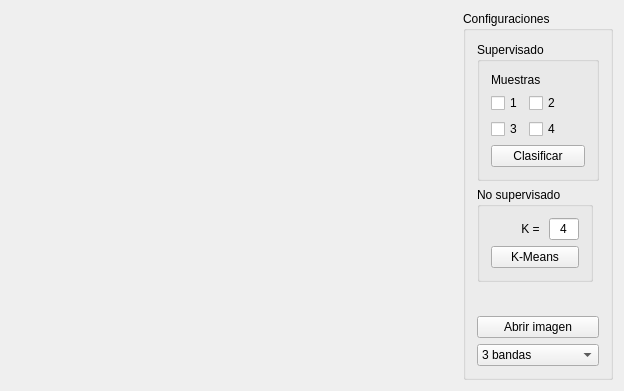
First picture: the form in principal.ui, repository cosimani/TeleVision, before the edit.
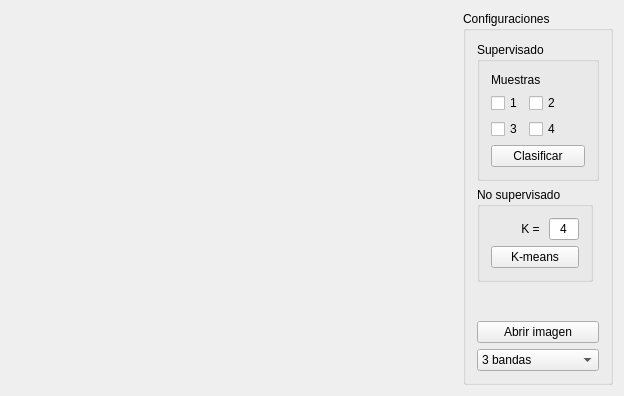
Second picture: the form after the edit. Custom widgets are drawn as their Qt base class.

Patch:
```diff
--- a/principal.ui
+++ b/principal.ui
@@ -7,7 +7,7 @@
     <x>0</x>
     <y>0</y>
     <width>624</width>
-    <height>391</height>
+    <height>396</height>
    </rect>
   </property>
   <property name="windowTitle">
@@ -106,7 +106,7 @@
          <item row="1" column="0" colspan="2">
           <widget class="QPushButton" name="pbKmeans">
            <property name="text">
-            <string>K-Means</string>
+            <string>K-means</string>
            </property>
           </widget>
          </item>
```
